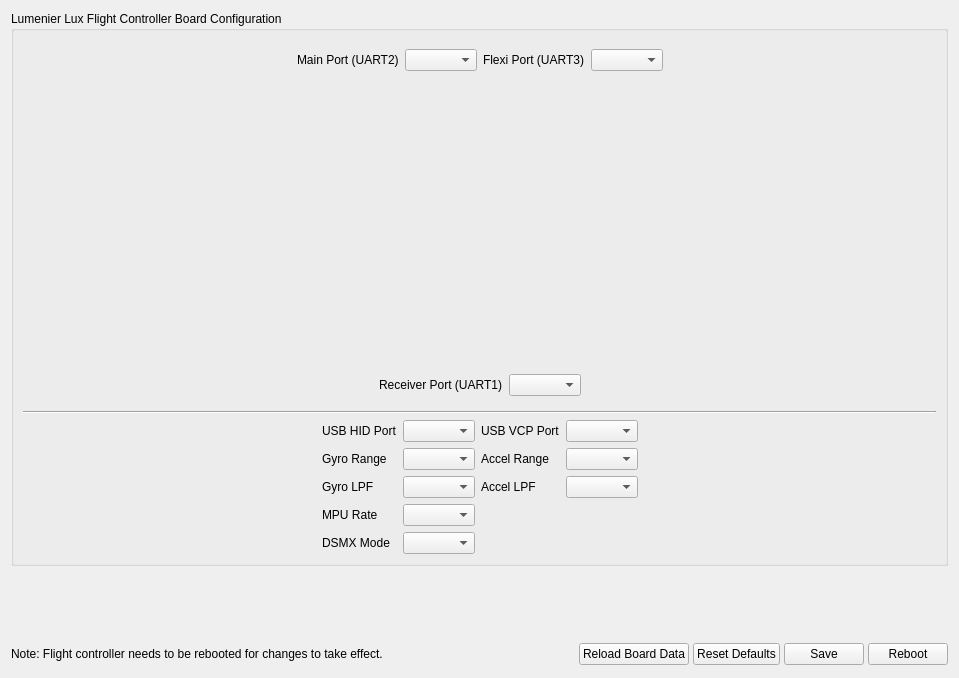
First picture: the form in ground/gcs/src/plugins/boards_brotronics/luxconfiguration.ui, repository d-ronin/dRonin, before the edit.
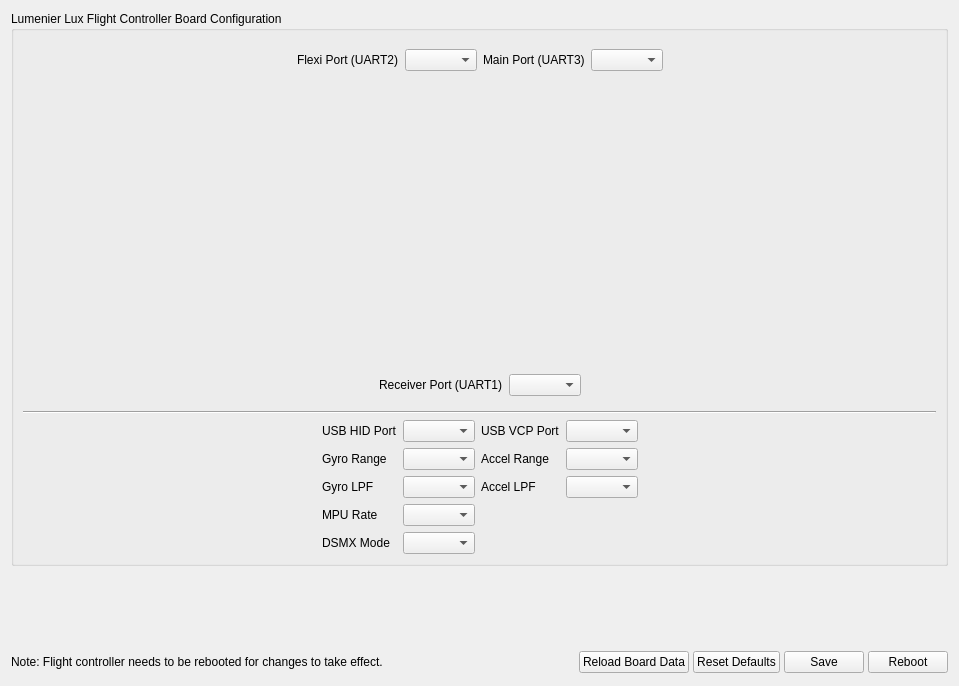
Second picture: the form after the edit. Icons and pictures are not drawn.

Commit message: GCS:Lux: Switch main/flexi, correct labels

The edit to the form file:
```diff
--- a/ground/gcs/src/plugins/boards_brotronics/luxconfiguration.ui
+++ b/ground/gcs/src/plugins/boards_brotronics/luxconfiguration.ui
@@ -7,7 +7,7 @@
     <x>0</x>
     <y>0</y>
     <width>959</width>
-    <height>678</height>
+    <height>686</height>
    </rect>
   </property>
   <property name="sizePolicy">
@@ -97,10 +97,28 @@
                    </property>
                   </spacer>
                  </item>
+                 <item>
+                  <widget class="QLabel" name="lblFlexiPort">
+                   <property name="text">
+                    <string>Flexi Port (UART2)</string>
+                   </property>
+                  </widget>
+                 </item>
+                 <item>
+                  <widget class="QComboBox" name="cmbFlexiPort">
+                   <property name="objrelation" stdset="0">
+                    <stringlist>
+                     <string>objname:HwLux</string>
+                     <string>fieldname:FlexiPort</string>
+                     <string>buttongroup:1</string>
+                    </stringlist>
+                   </property>
+                  </widget>
+                 </item>
                  <item>
                   <widget class="QLabel" name="lblMainPort">
                    <property name="text">
-                    <string>Main Port (UART2)</string>
+                    <string>Main Port (UART3)</string>
                    </property>
                   </widget>
                  </item>
@@ -115,24 +133,6 @@
                    </property>
                   </widget>
                  </item>
-                 <item>
-                  <widget class="QLabel" name="lblFlexiPort">
-                   <property name="text">
-                    <string>Flexi Port (UART3)</string>
-                   </property>
-                  </widget>
-                 </item>
-                 <item>
-                  <widget class="QComboBox" name="cmbFlexiPort">
-                   <property name="objrelation" stdset="0">
-                    <stringlist>
-                     <string>objname:HwLux</string>
-                     <string>fieldname:FlexiPort</string>
-                     <string>buttongroup:1</string>
-                    </stringlist>
-                   </property>
-                  </widget>
-                 </item>
                  <item>
                   <spacer name="horizontalSpacer_9">
                    <property name="orientation">
```
Left out of the diff: 3 changed lines with no effect on the pictures.
